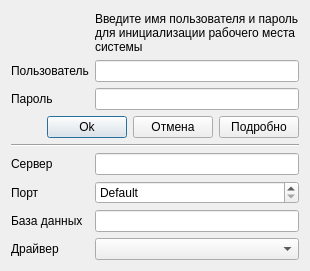
First picture: the form in src/plugins/dbconnect/dialogconnect.ui, repository rdnvndr/raindrop, before the edit.
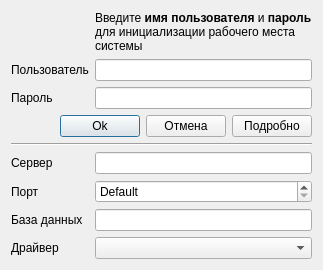
Second picture: the form after the edit. Icons and pictures are not drawn.

```diff
--- a/src/plugins/dbconnect/dialogconnect.ui
+++ b/src/plugins/dbconnect/dialogconnect.ui
@@ -6,8 +6,8 @@
    <rect>
     <x>0</x>
     <y>0</y>
-    <width>282</width>
-    <height>259</height>
+    <width>312</width>
+    <height>268</height>
    </rect>
   </property>
   <property name="windowTitle">
@@ -138,9 +138,7 @@
    <item row="0" column="1" colspan="3">
     <widget class="QLabel" name="labelText">
      <property name="text">
-      <string>Введите имя пользователя и пароль
-для инициализации рабочего места 
-системы</string>
+      <string>&lt;html&gt;&lt;head/&gt;&lt;body&gt;Введите&lt;b&gt; имя пользователя&lt;/b&gt; и &lt;b&gt; пароль&lt;/b&gt;&lt;br&gt;для инициализации рабочего места&lt;br&gt;системы&lt;/body&gt;&lt;/html&gt;</string>
      </property>
      <property name="alignment">
       <set>Qt::AlignLeading|Qt::AlignLeft|Qt::AlignVCenter</set>
@@ -149,18 +147,6 @@
    </item>
    <item row="0" column="0">
     <widget class="QLabel" name="labelImage">
-     <property name="sizePolicy">
-      <sizepolicy hsizetype="Ignored" vsizetype="Ignored">
-       <horstretch>0</horstretch>
-       <verstretch>0</verstretch>
-      </sizepolicy>
-     </property>
-     <property name="minimumSize">
-      <size>
-       <width>63</width>
-       <height>43</height>
-      </size>
-     </property>
      <property name="text">
       <string/>
      </property>
```
Left out of the diff: 7 changed lines with no effect on the pictures.
